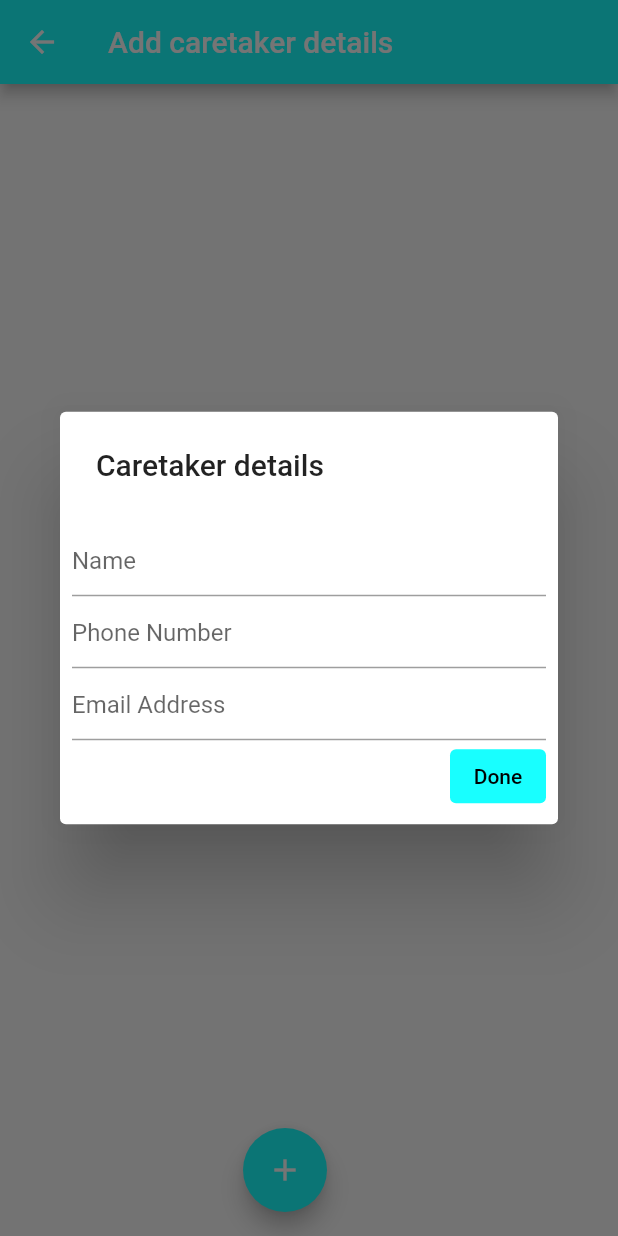
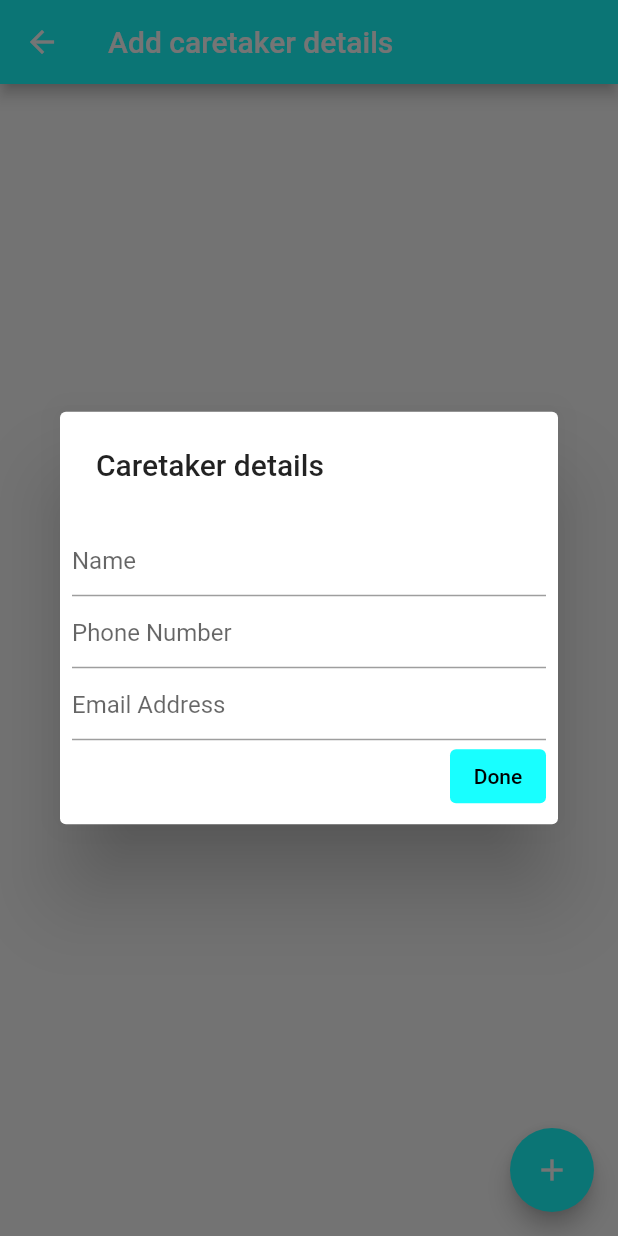
Before and after one commit to MedminderAJCE/MedMinder, a Flutter app: the Caretaker screen opened directly, after a tap on the "add" icon, on a phone screen of 412 x 824 dp. Run offline on Flutter 3.47's test engine with Material 2 defaults, Android fonts, the phone set to English and light mode, and no system bars; our stand-ins replace cloud_firestore, firebase_auth, firebase_core, flutter_local_notifications, fluttertoast; accounts and stored records are empty.

Commit message:
update firstpage for caretaker listing

```diff
--- a/lib/screens/account.dart
+++ b/lib/screens/account.dart
@@ -20,6 +20,10 @@ class _AccountState extends State<Account> {
       .doc(user?.email)
       .snapshots()
       .map((doc) => doc as DocumentSnapshot<Map<String, dynamic>>);
+
+  TextEditingController _usernameTextController = TextEditingController();
+  TextEditingController _ageTextController = TextEditingController();
+  TextEditingController _phoneTextController = TextEditingController();
 
   @override
   void initState() {
--- a/lib/screens/firstpage.dart
+++ b/lib/screens/firstpage.dart
@@ -1,6 +1,6 @@
-import 'package:cloud_firestore/cloud_firestore.dart';
 import 'package:firebase_auth/firebase_auth.dart';
 import 'package:flutter/material.dart';
+import 'package:cloud_firestore/cloud_firestore.dart';
 import 'package:fluttertoast/fluttertoast.dart';
 
 class Caretaker extends StatefulWidget {
@@ -14,26 +14,33 @@ class _CaretakerState extends State<Caretaker> {
   TextEditingController nameText = TextEditingController();
   TextEditingController emailText = TextEditingController();
   TextEditingController phoneText = TextEditingController();
+  SnackBar snackBar = SnackBar(content: Text("enter the details completely"),);
+
+  late CollectionReference _caretakerCollection;
+
+
+
+  @override
+  void initState() {
+    super.initState();
+    _caretakerCollection = FirebaseFirestore.instance.collection("Care Taker");
+  }
+
   @override
   Widget build(BuildContext context) {
     return Scaffold(
       appBar: AppBar(
         backgroundColor: Colors.cyanAccent,
-          title: const Text(
-            "Add caretaker details",
-          )),
-      floatingActionButton: Align(
-        alignment: Alignment.bottomCenter,
-        child: FloatingActionButton(
+        title: const Text("Add caretaker details"),
+      ),
+      floatingActionButton: FloatingActionButton(
         backgroundColor: Colors.cyanAccent,
         child: const Icon(Icons.add),
         onPressed: () {
           showDialog(
             context: context,
             builder: (BuildContext context) => AlertDialog(
-                        title: const Text(
-                          "Caretaker details",
-                        ),
+              title: const Text("Caretaker details"),
               actions: [
                 TextFormField(
                   controller: nameText,
@@ -46,42 +53,64 @@ class _CaretakerState extends State<Caretaker> {
                 ),
                 TextFormField(
                   controller: emailText,
-                            decoration: const InputDecoration(
-                                hintText: "Email Address"),
+                  decoration: const InputDecoration(hintText: "Email Address"),
                 ),
                 TextButton(
                   style: ButtonStyle(
-                                backgroundColor: MaterialStateProperty.all(
-                                    Colors.cyanAccent)),
-                            onPressed: () {
-                              AddCareTakerDetails(
-                                  name: nameText.text,
-                                  email: emailText.text,
-                                  PhnNumber: phoneText.text);
-                            },
+                    backgroundColor:
+                    MaterialStateProperty.all(Colors.cyanAccent),
+                  ),
+                  onPressed: () {AddCareTakerDetails(name: nameText.text, email: emailText.text, PhnNumber: phoneText.text);},
                   child: const Text(
                     "Done",
                     style: TextStyle(color: Colors.black),
                   ),
-                          )
+                ),
               ],
-                      ));
-            }),
             ),
-      //body: Expanded(child: ListView.builder(itemBuilder: (context))),
+          );
+        },
+      ),
+      body: StreamBuilder<QuerySnapshot>(
+        stream: _caretakerCollection.snapshots(),
+        builder: (context, snapshot) {
+          if (snapshot.hasData) {
+            final List<DocumentSnapshot> documents = snapshot.data!.docs;
+            return ListView.builder(
+              itemCount: documents.length,
+              itemBuilder: (context, index) {
+                final document = documents[index];
+                // Build your list item using the document data
+                return ListTile(
+                  title: Text(document['name']),
+                  subtitle: Text(document['phone number']),
+                  // Add more widgets as needed
+                );
+              },
+            );
+          } else if (snapshot.hasError) {
+            return Text('Error: ${snapshot.error}');
+          } else {
+            return const CircularProgressIndicator();
+          }
+        },
+      ),
     );
   }
 }
 
-Future AddCareTakerDetails(
-    {required String name,
+
+
+Future<void> AddCareTakerDetails({
+  required String name,
   required String email,
-    required String PhnNumber}) async {
+  required String PhnNumber,
+}) async {
   try {
     await FirebaseFirestore.instance
         .collection("Care Taker")
         .doc(email)
-        .set({'name': name, 'phone number': PhnNumber});
+        .set({'name': name, 'phone number': PhnNumber, 'email': email});
   } on FirebaseAuthException catch (e) {
     String Toast = e.message.toString();
     Fluttertoast.showToast(msg: Toast);
```
Lines whose indentation alone changed are shown as unchanged.
